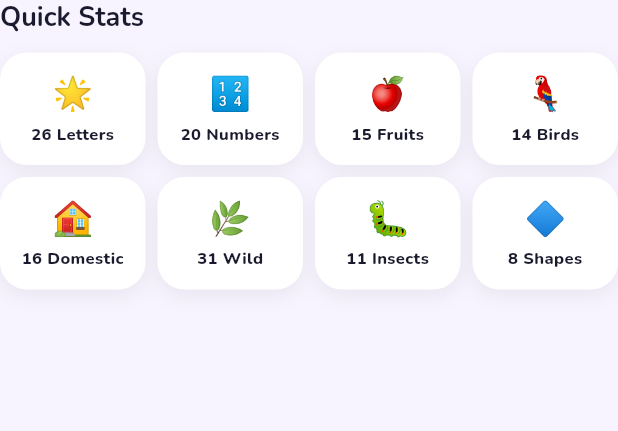
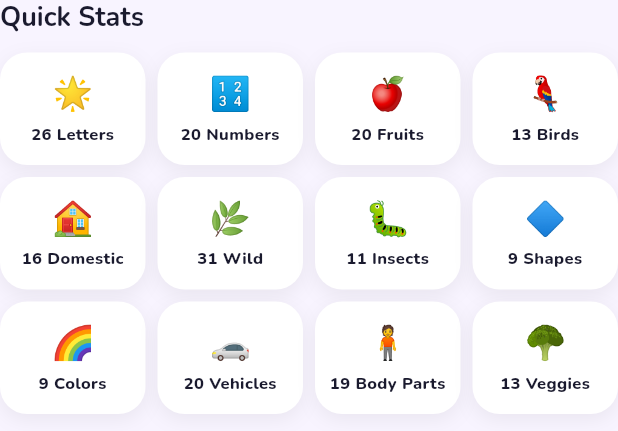
Before and after one commit to Maruti05/tappico-kids-app, a Flutter app: the _FunFactsStrip widget shown alone on an empty page, opened directly, on a phone screen of 412 x 824 dp. Shown: the top 431 px of the screen. Run offline on Flutter 3.47's test engine with Material 3 defaults, Android fonts, the phone set to English and light mode, and no system bars; our stand-ins replace connectivity_plus, flutter_animate, flutter_markdown, flutter_riverpod, flutter_tts, google_fonts and 2 more; accounts and stored records are empty; statements that could not run were skipped.

Commit message:
Make Quick Stats dynamic - read counts from data list lengths instead of hardcoding

```diff
--- a/lib/features/home/home_screen.dart
+++ b/lib/features/home/home_screen.dart
@@ -4,6 +4,15 @@ import 'package:flutter/material.dart';
 import 'package:flutter_animate/flutter_animate.dart';
 import 'package:flutter_riverpod/flutter_riverpod.dart';
 import '../../core/constants/app_constants.dart';
+import '../../core/constants/alphabet_data.dart';
+import '../../core/constants/number_data.dart';
+import '../../core/constants/fruit_data.dart';
+import '../../core/constants/bird_data.dart';
+import '../../core/constants/animal_data.dart';
+import '../../core/constants/color_data.dart';
+import '../../core/constants/vehicle_data.dart';
+import '../../core/constants/body_part_data.dart';
+import '../../core/constants/vegetable_data.dart';
 import '../../core/theme/app_theme.dart';
 import '../../widgets/common/gradient_card.dart';
 import '../../widgets/common/tappico_app_bar.dart';
@@ -278,15 +287,19 @@ class _WelcomeBanner extends StatelessWidget {
 }
 
 class _FunFactsStrip extends StatelessWidget {
-  final List<_FactItem> facts = const [
-    _FactItem('🌟', '26 Letters', 'A to Z alphabet'),
-    _FactItem('🔢', '20 Numbers', 'Count with fun'),
-    _FactItem('🍎', '15 Fruits', 'Healthy & sweet'),
-    _FactItem('🦜', '14 Birds', 'Soaring high'),
-    _FactItem('🏠', '16 Domestic', 'Friendly pets'),
-    _FactItem('🌿', '31 Wild', 'Safari animals'),
-    _FactItem('🐛', '11 Insects', 'Bugs & critters'),
-    _FactItem('🔷', '8 Shapes', 'All around us'),
+  List<_FactItem> get facts => [
+    _FactItem('🌟', '${alphabetData.length} Letters', 'A to Z alphabet'),
+    _FactItem('🔢', '${numberData.length} Numbers', 'Count with fun'),
+    _FactItem('🍎', '${fruitData.length} Fruits', 'Healthy & sweet'),
+    _FactItem('🦜', '${birdData.length} Birds', 'Soaring high'),
+    _FactItem('🏠', '${domesticAnimalData.length} Domestic', 'Friendly pets'),
+    _FactItem('🌿', '${wildAnimalData.length} Wild', 'Safari animals'),
+    _FactItem('🐛', '${insectAnimalData.length} Insects', 'Bugs & critters'),
+    _FactItem('🔷', '${shapeData.length} Shapes', 'All around us'),
+    _FactItem('🌈', '${colorData.length} Colors', 'Rainbow & bright'),
+    _FactItem('🚗', '${vehicleData.length} Vehicles', 'Vroom vroom!'),
+    _FactItem('🧍', '${bodyPartData.length} Body Parts', 'Head to toe'),
+    _FactItem('🥦', '${vegetableData.length} Veggies', 'Healthy eats'),
   ];
 
   @override
```
